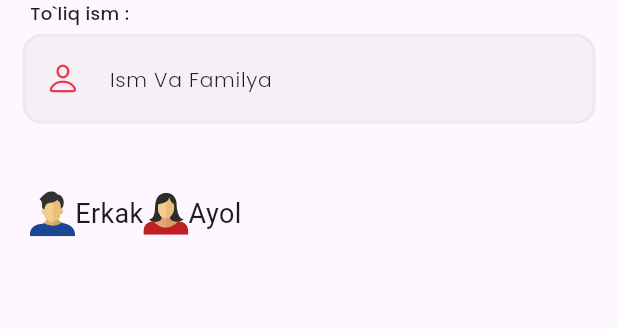
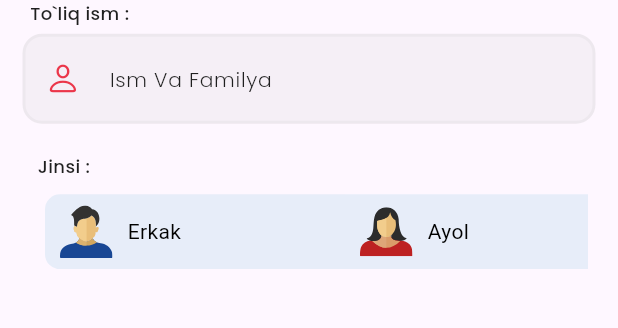
Before and after one commit to professorDeveloper/MedHome, a Flutter app: the RegisterScreen screen opened directly, after a tap on "Erkak", on a phone screen of 412 x 824 dp, the part 450-778 px from its top. Run offline on Flutter 3.47's test engine with Material 3 defaults, Android fonts, the phone set to English and light mode, and no system bars; our stand-ins replace animate_do, auto_route, connectivity_plus, flutter_svg, google_fonts, shared_preferences; missing offline and left inert: flutter_share, new_version, otp_pin_field; accounts and stored records are empty; project files that could hold a hidden picture were left out.

```diff
--- a/lib/main.dart
+++ b/lib/main.dart
@@ -1,4 +1,5 @@
 import 'package:flutter/material.dart';
+import 'package:medhome/screens/onboarding/introduction_screen.dart';
 import 'package:medhome/widgets/profile.dart';
 
 void main() {
@@ -18,6 +19,6 @@ class MyApp extends StatelessWidget {
           colorScheme: ColorScheme.fromSeed(seedColor: Colors.deepPurple),
           useMaterial3: true,
         ),
-        home: const MyProfile());
+        home: const IntroductionScreen());
   }
 }
--- a/lib/screens/register/register_agree_screen.dart
+++ b/lib/screens/register/register_agree_screen.dart
@@ -1,9 +1,9 @@
 import 'package:flutter/cupertino.dart';
 import 'package:flutter/material.dart';
 import 'package:flutter_svg/flutter_svg.dart';
-import 'package:medhome/utils/app_color.dart';
-import 'package:simple_item_selector/simple_item_selector.dart';
+import 'package:google_fonts/google_fonts.dart';
 
+import '../../utils/app_color.dart';
 import '../../utils/app_images.dart';
 import '../../utils/app_style.dart';
 import '../../widgets/widget_text_field.dart';
@@ -16,22 +16,30 @@ class RegisterScreen extends StatefulWidget {
 }
 
 class _RegisterScreenState extends State<RegisterScreen> {
-  late int selectedItemIndex;
+  int selectedCardIndex = 0; // Initialize with an index that doesn't exist
 
   @override
   void initState() {
     super.initState();
-    selectedItemIndex = -1;
+  }
+
+  void selectCard(int index) {
+    setState(() {
+      if (selectedCardIndex == index) {
+        // Deselect if the same card is tapped again
+        selectedCardIndex = -1;
+      } else {
+        selectedCardIndex = index;
+      }
+    });
   }
 
   @override
   Widget build(BuildContext context) {
-
     return Scaffold(
       body: SingleChildScrollView(
         physics: BouncingScrollPhysics(),
-        child: Column(
-          children: [
+        child: Column(children: [
           Container(
             alignment: Alignment.center,
             child: Stack(
@@ -51,7 +59,6 @@ class _RegisterScreenState extends State<RegisterScreen> {
                       style: AppStyle.styleMainSp29W600Rub),
                   bottom: 65,
                 ),
-
               ],
             ),
           ),
@@ -68,43 +75,75 @@ class _RegisterScreenState extends State<RegisterScreen> {
             height: 10,
           ),
           Container(
-              width:double.infinity,
+              width: double.infinity,
               margin: EdgeInsets.symmetric(horizontal: 20),
               height: 80, // Adjust the height as needed
-              child: ListView.builder(
-                scrollDirection: Axis.horizontal,
-                itemCount: 2,
-                itemBuilder: (context, index) {
-                  return GestureDetector(
-                    onTap: () {
-                      setState(() {
-                        selectedItemIndex = index;
-                      });
-
-                      // Notify the parent widget about the selected item
-                    },
-                    child: Expanded(
-                      child: Container(
-                        child: Row(
+              child: Column(
                 children: [
-                            Container(
-                              width: 30,
-                                height: 30,
-                                child: index==0?SvgPicture.asset(AppImages.man):SvgPicture.asset(AppImages.woman)),
-
-                            Text(
-                              index==0?"Erkak":"Ayol",
-                              style: TextStyle(fontSize: 18),
+                  Row(
+                    children: [
+                      Padding(
+                        padding: const EdgeInsets.only(left: 5.0, right: 3),
+                        child: Text(
+                          "Jinsi :",
+                          style: GoogleFonts.poppins(
+                            fontSize: 12,
+                            fontWeight: FontWeight.w500,
+                            color: AppColor.textColor,
+                          ),
+                        ),
                       ),
                     ],
                   ),
+                  SizedBox(height: 10),
+                  SingleChildScrollView(
+                    padding: EdgeInsets.symmetric(horizontal: 10),
+                    scrollDirection: Axis.horizontal,
+                    child: Row(
+                      children: [
+                        buildCard(0, "Erkak", AppImages.icMale),
+                        // Add more cards as needed
+                        buildCard(1, "Ayol", AppImages.icFemale),
+                      ],
                     ),
                   ),
+                ],
+              )),
+        ]),
+      ),
     );
+  }
+
+  Widget buildCard(int index, String title, String iconAsset) {
+    return GestureDetector(
+      behavior: HitTestBehavior.translucent,
+      onTap: () {
+        print("Card $index selected!");
+        selectCard(index);
       },
-              ),
+      child: Container(
+        height: 50,
+        width: 200,
+        child: Row(
+          children: [
+            SizedBox(width: 10),
+            SvgPicture.asset(iconAsset, height: 35, width: 35),
+            SizedBox(width: 10),
+            Text(
+              title,
+              style:
+                  TextStyle(color: index == selectedCardIndex ? AppColor.white : Colors.black),
             )
           ],
+        ),
+        decoration: BoxDecoration(
+          color: selectedCardIndex == index ? AppColor.red4 : Color(0xffE7EDF9),
+          borderRadius: BorderRadius.only(
+            topLeft: index == 0 ? Radius.circular(10) : Radius.circular(0),
+            bottomLeft: index == 0 ? Radius.circular(10) : Radius.circular(0),
+            topRight: index == 1 ? Radius.circular(10) : Radius.circular(0),
+            bottomRight: index == 1 ? Radius.circular(10) : Radius.circular(0),
+          ),
         ),
       ),
     );
--- a/lib/utils/app_images.dart
+++ b/lib/utils/app_images.dart
@@ -14,8 +14,8 @@ class AppImages {
   static const woman = "assets/images/woman.svg";
   static const icEye = "assets/images/ic_eye.svg";
   static const icUser = "assets/images/ic_user.svg";
-  static const icMale = "assets/images/ic_male.svg";
-  static const icFemale = "assets/images/ic_female.svg";
+  static const icMale = "assets/images/man.svg";
+  static const icFemale = "assets/images/woman.svg";
   static const icNavigation = "assets/images/ic_navigation.svg";
 
 // Comming soon ...
--- a/pubspec.yaml
+++ b/pubspec.yaml
@@ -36,8 +36,9 @@ dependencies:
   # Use with the CupertinoIcons class for iOS style icons.
   cupertino_icons: ^1.0.2
   otp_pin_field: ^1.2.2
+  toggle_switch: ^2.1.0
   pinput: ^4.0.0
-  simple_item_selector: ^0.0.5
+  fk_toggle: ^0.1.4
   smart_auth: ^2.0.0
   flutter_svg: ^1.0.3
   flutter_bloc: ^8.0.1
```
Also changed, not shown: assets/images/male.png (added), pubspec.lock. Lines whose indentation alone changed are shown as unchanged.
